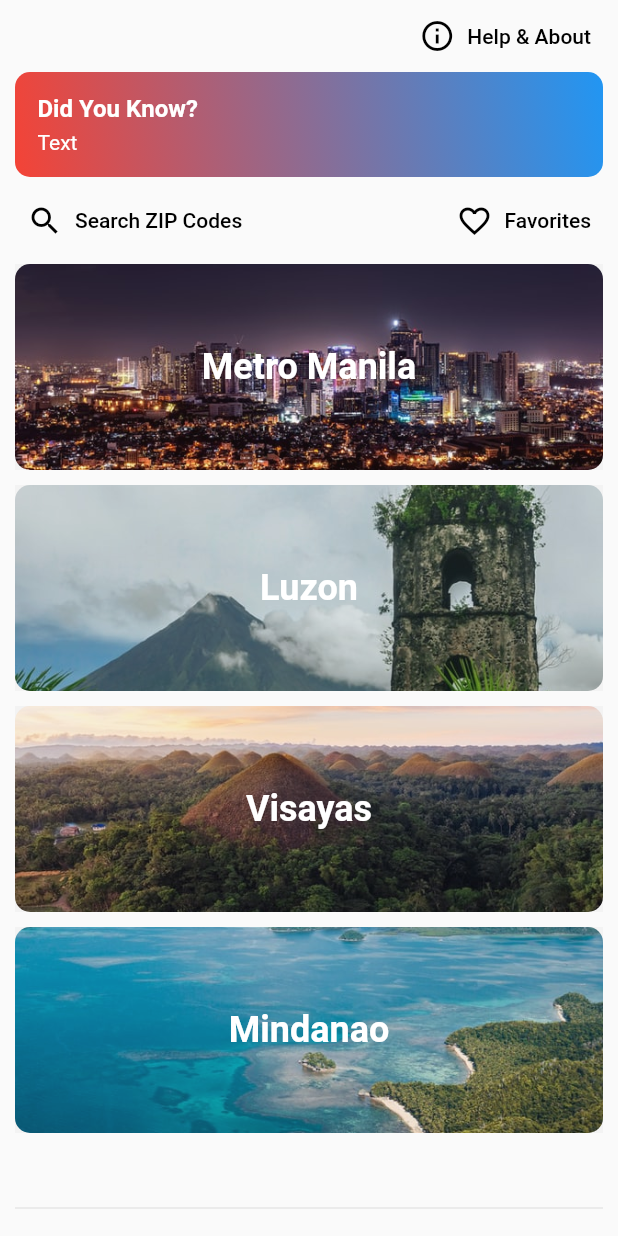
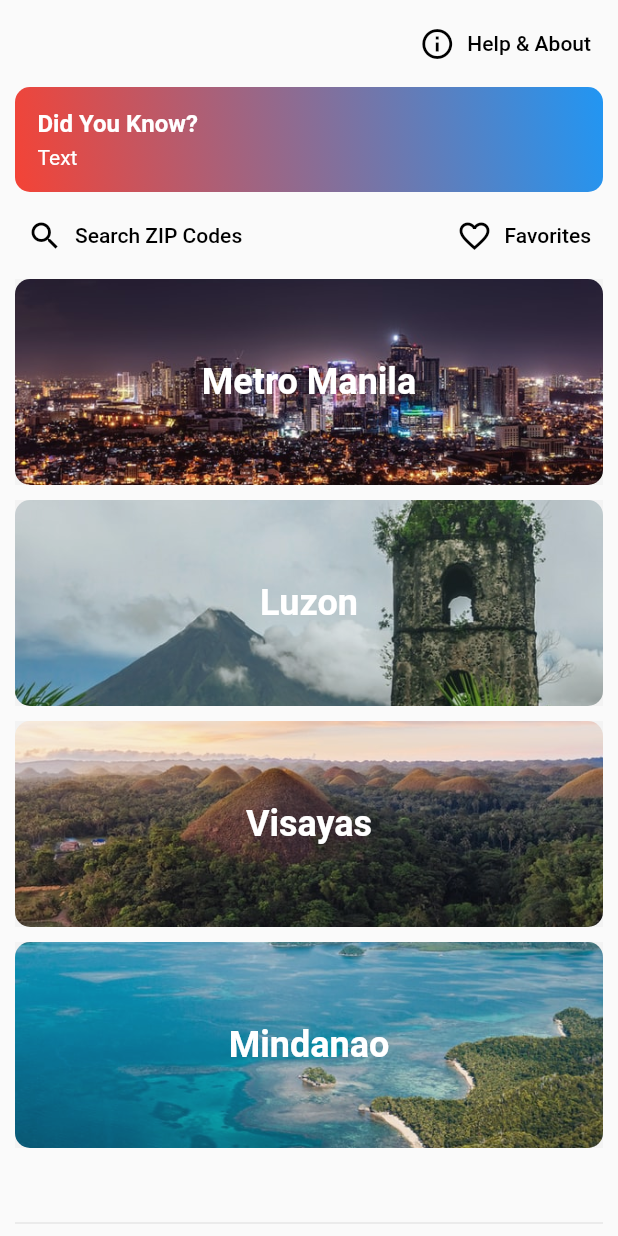
Before and after one commit to reddvid/zipcodeph_flutter, a Flutter app: the screen it shows after launch, on a phone screen of 412 x 824 dp. Run offline on Flutter 3.47's test engine with Material 2 defaults, Android fonts, the phone set to English and light mode, and no system bars; our stand-ins replace package_info_plus, share_plus, sqflite; missing offline and left inert: flutter_search_bar; accounts and stored records are empty.

Commit message:
Create actioniconbuttons

```diff
--- a/lib/main.dart
+++ b/lib/main.dart
@@ -1,5 +1,5 @@
 import 'package:flutter/material.dart';
-import 'package:zipcodeph_flutter/screens/mainpage.dart';
+import 'package:zipcodeph_flutter/screens/main_screen.dart';
 
 void main() async {
   WidgetsFlutterBinding.ensureInitialized();
--- a/lib/screens/areaspage.dart
+++ b/lib/screens/cities_screen.dart
@@ -1,7 +1,7 @@
 import 'package:flutter/material.dart';
 import 'package:zipcodeph_flutter/main.dart';
 import 'package:zipcodeph_flutter/models/areas_data.dart';
-import 'package:zipcodeph_flutter/screens/zipspage.dart';
+import 'package:zipcodeph_flutter/screens/zipcodes_screen.dart';
 
 class AreasPage extends StatefulWidget {
   final String area;
--- a/lib/screens/favespage.dart
+++ b/lib/screens/favorites_screen.dart
@@ -4,7 +4,7 @@ import 'package:url_launcher/url_launcher.dart';
 import 'package:zipcodeph_flutter/controllers/faves_controller.dart';
 import 'package:zipcodeph_flutter/main.dart';
 import 'package:zipcodeph_flutter/models/zipcode.dart';
-import 'package:zipcodeph_flutter/screens/searchpage.dart';
+import 'package:zipcodeph_flutter/screens/search_screen.dart';
 
 class FavesPage extends StatefulWidget {
   FavesPage({Key? key}) : super(key: key);
--- a/lib/screens/mainpage.dart
+++ b/lib/screens/main_screen.dart
@@ -5,11 +5,12 @@ import 'package:flutter/cupertino.dart';
 import 'package:flutter/material.dart';
 import 'package:zipcodeph_flutter/constants.dart';
 import 'package:zipcodeph_flutter/main.dart';
-import 'package:zipcodeph_flutter/screens/aboutpage.dart';
-import 'package:zipcodeph_flutter/screens/areaspage.dart';
-import 'package:zipcodeph_flutter/screens/favespage.dart';
-import 'package:zipcodeph_flutter/screens/searchpage.dart';
+import 'package:zipcodeph_flutter/screens/about_screen.dart';
+import 'package:zipcodeph_flutter/screens/cities_screen.dart';
+import 'package:zipcodeph_flutter/screens/favorites_screen.dart';
+import 'package:zipcodeph_flutter/screens/search_screen.dart';
 import 'package:zipcodeph_flutter/widgets/area_menu_button.dart';
+import 'package:zipcodeph_flutter/widgets/icon_button.dart';
 
 class MainMenu extends StatefulWidget {
   const MainMenu({Key? key}) : super(key: key);
@@ -30,11 +31,57 @@ class _MainMenuState extends State<MainMenu> {
           child: Column(
             mainAxisAlignment: MainAxisAlignment.start,
             children: [
-              aboutButton(),
+              Align(
+                alignment: Alignment.topRight,
+                child: ActionIconButton(
+                  icon: Icon(
+                    Platform.isAndroid
+                        ? Icons.info_outline
+                        : CupertinoIcons.info_circle,
+                  ),
+                  label: "Help & About",
+                  onPressed: () {
+                    Navigator.of(context).push(
+                      MaterialPageRoute(
+                        builder: (context) => const AboutPage(),
+                      ),
+                    );
+                  },
+                ),
+              ),
               trivia(),
               Row(
                 mainAxisAlignment: MainAxisAlignment.spaceBetween,
-                children: [searchButton(), favoritesButton()],
+                children: [
+                  ActionIconButton(
+                    icon: Icon(
+                      Platform.isAndroid ? Icons.search : CupertinoIcons.search,
+                    ),
+                    label: "Search ZIP Codes",
+                    onPressed: () {
+                      Navigator.of(context).push(
+                        MaterialPageRoute(
+                          builder: (context) => SearchPage(),
+                        ),
+                      );
+                    },
+                  ),
+                  ActionIconButton(
+                    icon: Icon(
+                      Platform.isAndroid
+                          ? Icons.favorite_outline
+                          : CupertinoIcons.heart,
+                    ),
+                    label: "Favorites",
+                    onPressed: () {
+                      Navigator.of(context).push(
+                        MaterialPageRoute(
+                          builder: (context) => FavesPage(),
+                        ),
+                      );
+                    },
+                  ),
+                ],
               ),
               Expanded(
                 child: SingleChildScrollView(
--- /dev/null
+++ b/lib/widgets/icon_button.dart
@@ -0,0 +1,35 @@
+import 'package:flutter/material.dart';
+import 'package:flutter/src/foundation/key.dart';
+import 'package:flutter/src/widgets/container.dart';
+import 'package:flutter/src/widgets/framework.dart';
+
+class ActionIconButton extends StatelessWidget {
+  const ActionIconButton({
+    Key? key,
+    required this.icon,
+    required this.label,
+    required this.onPressed,
+  }) : super(key: key);
+
+  final String label;
+  final Icon icon;
+  final Function() onPressed;
+
+  @override
+  Widget build(BuildContext context) {
+    return Padding(
+      padding: const EdgeInsets.symmetric(vertical: 5.0),
+      child: TextButton.icon(
+        icon: icon,
+        label: Text(label),
+        onPressed: onPressed,
+        style: TextButton.styleFrom(
+          foregroundColor:
+              MediaQuery.of(context).platformBrightness == Brightness.dark
+                  ? Colors.white
+                  : Colors.black,
+        ),
+      ),
+    );
+  }
+}
```
Also changed, not shown: lib/widgets/trivia_block.dart (added, +17 -0 lines), lib/screens/about_screen.dart (renamed from lib/screens/aboutpage.dart), lib/screens/search_screen.dart (renamed from lib/screens/searchpage.dart), lib/screens/zipcodes_screen.dart (renamed from lib/screens/zipspage.dart).
